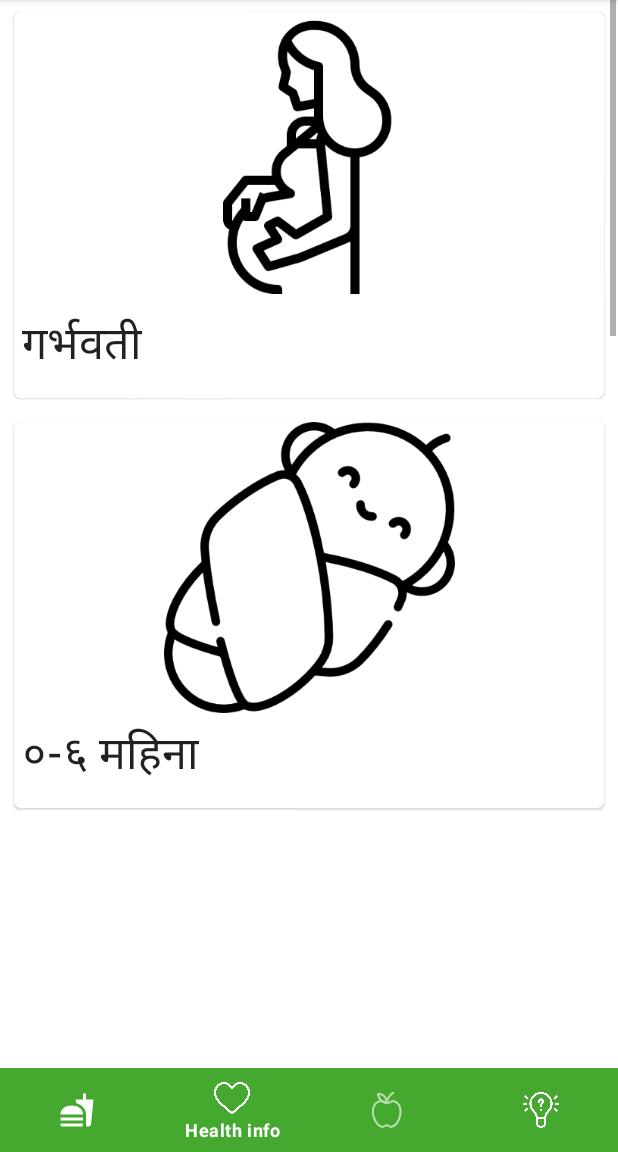
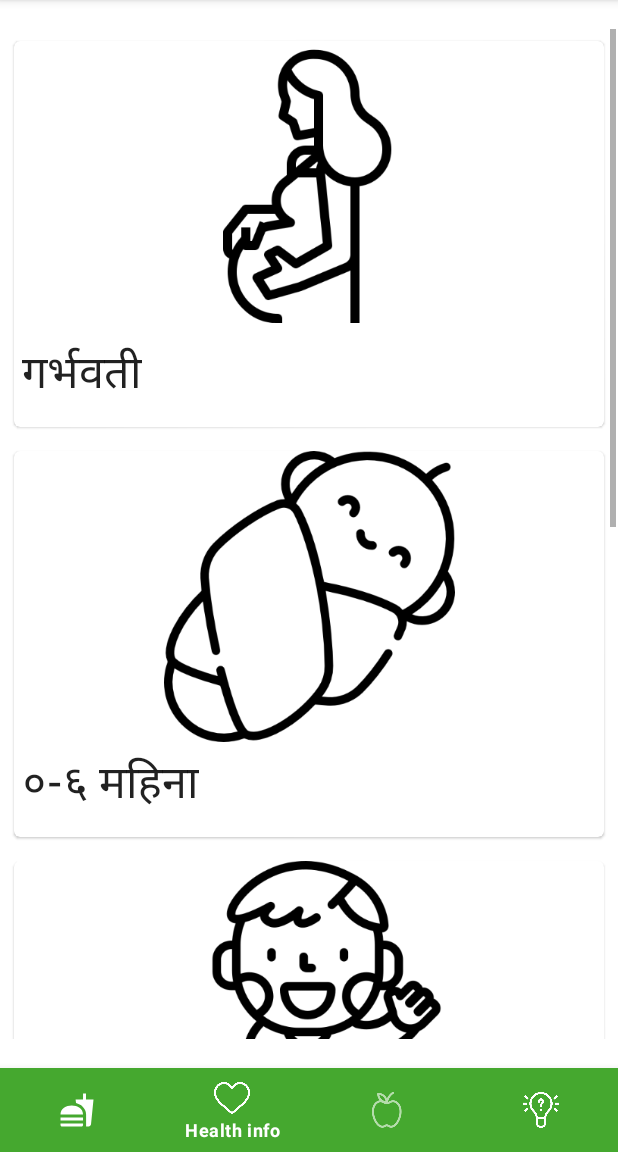
Before and after one commit to Azeliah/nepal-app, an Android app: the HealthInfoFragment screen opened through its navigation route, on a phone screen of 412 x 824 dp, the part 84-1236 px from its top. Run offline under Robolectric (Android 15) with nearby library versions, the light colour scheme and no system bars; our stand-ins replace navigation-ui.

Commit message:
Removed bottom margins

```diff
--- a/app/src/main/res/layout/activity_main.xml
+++ b/app/src/main/res/layout/activity_main.xml
@@ -23,25 +23,24 @@
             android:layout_width="409dp"
             android:layout_height="673dp"
             app:defaultNavHost="true"
-            app:navGraph="@navigation/my_nav"
-            tools:layout_editor_absoluteX="1dp"
-            tools:layout_editor_absoluteY="1dp"
-            tools:ignore="MissingConstraints"
+            app:layout_constraintBottom_toTopOf="@+id/navigationBarBottom"
             app:layout_constraintEnd_toEndOf="parent"
             app:layout_constraintStart_toStartOf="parent"
-            app:layout_constraintTop_toTopOf="parent"/>
+            app:layout_constraintTop_toTopOf="parent"
+            app:navGraph="@navigation/my_nav"
+            tools:ignore="MissingConstraints" />
 
         <com.google.android.material.bottomnavigation.BottomNavigationView
             android:id="@+id/navigationBarBottom"
             android:layout_width="match_parent"
             android:layout_height="wrap_content"
             android:background="@color/green"
+            app:itemIconTint="@drawable/bottom_navigation_selector"
+            app:itemTextColor="@color/white"
             app:layout_constraintBottom_toBottomOf="parent"
             app:layout_constraintLeft_toLeftOf="parent"
             app:layout_constraintRight_toRightOf="parent"
-            app:menu="@menu/bottom_menu"
-            app:itemIconTint="@drawable/bottom_navigation_selector"
-            app:itemTextColor="@color/white">
+            app:menu="@menu/bottom_menu">
 
         </com.google.android.material.bottomnavigation.BottomNavigationView>
 
--- a/app/src/main/res/layout/fragment_health_info.xml
+++ b/app/src/main/res/layout/fragment_health_info.xml
@@ -11,8 +11,7 @@
         android:layout_height="match_parent"
         app:layout_constraintEnd_toEndOf="parent"
         app:layout_constraintStart_toStartOf="parent"
-        app:layout_constraintTop_toTopOf="parent"
-        android:layout_marginBottom="120dp">
+        app:layout_constraintTop_toTopOf="parent">
 
         <LinearLayout
             android:layout_width="match_parent"
```
